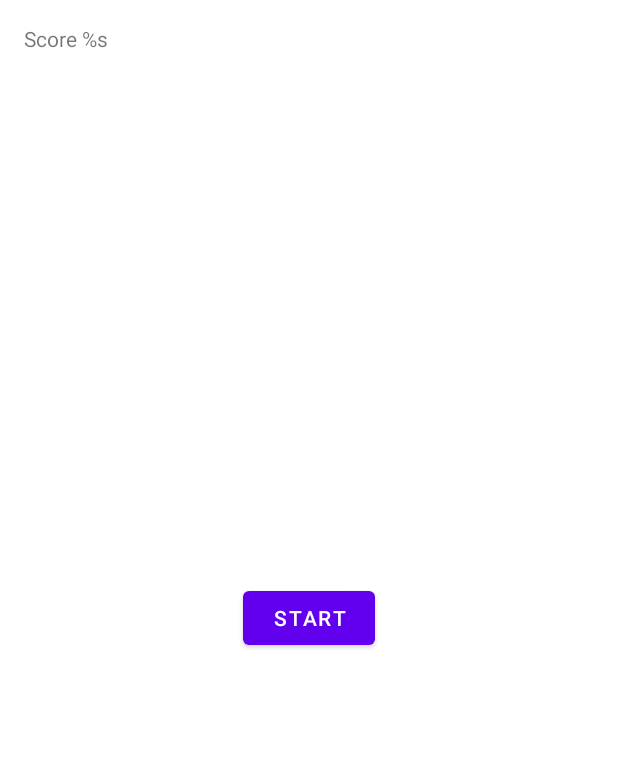
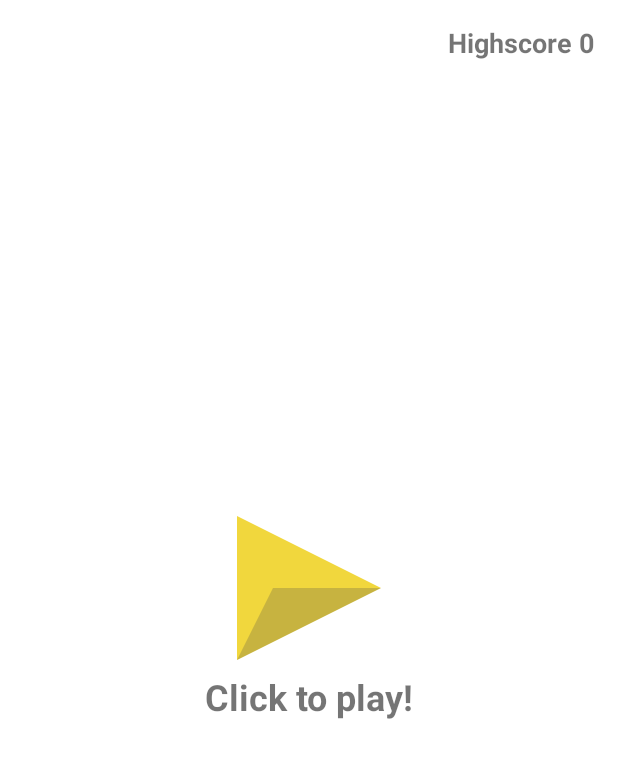
Before and after one commit to renanboni/BabbelAssingment, an Android app: the screen it shows after launch (MainActivity), on a phone screen of 412 x 824 dp. Shown: the top 758 px of the screen. Run offline under Robolectric (Android 15) with nearby library versions, the phone set to English and light mode, and no system bars; our stand-ins replace Dagger/Hilt's generated code, RxJava.

Commit message:
Added new images to improve user experience, scheduler to execute use cases on different threads

```diff
--- /dev/null
+++ b/app/src/main/java/com/example/babbelassignment/core/DefaultSchedulerProvider.kt
@@ -0,0 +1,16 @@
+package com.example.babbelassignment.core
+
+import com.example.babbelassignment.domain.SchedulerProvider
+import io.reactivex.Scheduler
+import io.reactivex.android.schedulers.AndroidSchedulers
+import io.reactivex.schedulers.Schedulers
+import javax.inject.Inject
+
+class DefaultSchedulerProvider @Inject constructor() : SchedulerProvider {
+    override val mainThread: Scheduler
+        get() = AndroidSchedulers.mainThread()
+    override val io: Scheduler
+        get() = Schedulers.io()
+    override val newThread: Scheduler
+        get() = Schedulers.newThread()
+}
--- /dev/null
+++ b/app/src/main/java/com/example/babbelassignment/core/base/BaseViewModel.kt
@@ -0,0 +1,22 @@
+package com.example.babbelassignment.core.base
+
+import androidx.lifecycle.LiveData
+import androidx.lifecycle.MutableLiveData
+import androidx.lifecycle.ViewModel
+import io.reactivex.disposables.CompositeDisposable
+
+open class BaseViewModel : ViewModel() {
+
+    protected val disposable = CompositeDisposable()
+
+    protected val loadingState = MutableLiveData<Boolean>()
+    val loadingViewState: LiveData<Boolean> = loadingState
+
+    protected val errorState = MutableLiveData<Unit>()
+    val errorViewState: LiveData<Unit> = errorState
+
+    override fun onCleared() {
+        super.onCleared()
+        disposable.clear()
+    }
+}
--- a/app/src/main/java/com/example/babbelassignment/domain/usecases/GetWords.kt
+++ b/app/src/main/java/com/example/babbelassignment/domain/usecases/GetWords.kt
@@ -1,14 +1,17 @@
 package com.example.babbelassignment.domain.usecases
 
+import com.example.babbelassignment.domain.SchedulerProvider
 import com.example.babbelassignment.domain.entity.Word
 import com.example.babbelassignment.domain.repository.WordsRepository
 import io.reactivex.Observable
 import javax.inject.Inject
 
 class GetWords @Inject constructor(
-    private val wordsRepository: WordsRepository
+    private val wordsRepository: WordsRepository,
+    private val scheduler: SchedulerProvider
 ) {
     operator fun invoke(): Observable<List<Word>> {
         return wordsRepository.getWords()
+            .subscribeOn(scheduler.io)
     }
 }
--- a/app/src/main/java/com/example/babbelassignment/domain/usecases/SaveHighScore.kt
+++ b/app/src/main/java/com/example/babbelassignment/domain/usecases/SaveHighScore.kt
@@ -7,6 +7,10 @@ class SaveHighScore @Inject constructor(
     private val repository: ScoreRepository
 ) {
     operator fun invoke(score: Int) {
-        repository.setHighScore(score)
+        val currentHighScore = repository.getHighScore()
+
+        if (score > currentHighScore) {
+            repository.setHighScore(score)
+        }
     }
 }
--- a/app/src/main/java/com/example/babbelassignment/features/game/GameFragment.kt
+++ b/app/src/main/java/com/example/babbelassignment/features/game/GameFragment.kt
@@ -1,17 +1,22 @@
 package com.example.babbelassignment.features.game
 
 import android.animation.ObjectAnimator
+import android.app.AlertDialog
 import android.os.Bundle
 import android.view.LayoutInflater
 import android.view.View
 import android.view.ViewGroup
+import android.widget.Toast
 import androidx.core.animation.addListener
 import androidx.fragment.app.viewModels
 import androidx.lifecycle.Observer
 import androidx.lifecycle.ViewModelProvider
 import com.example.babbelassignment.R
+import com.example.babbelassignment.core.ext.gone
 import com.example.babbelassignment.core.ext.setVisibility
+import com.example.babbelassignment.core.ext.show
 import com.example.babbelassignment.domain.entity.Word
+import com.google.android.material.dialog.MaterialAlertDialogBuilder
 import dagger.android.support.DaggerFragment
 import kotlinx.android.synthetic.main.fragment_game.*
 import javax.inject.Inject
@@ -24,6 +29,11 @@ class GameFragment : DaggerFragment() {
     private val viewModel by viewModels<GameViewModel> { viewModelFactory }
 
     private var objectAnimator: ObjectAnimator? = null
+
+    override fun onCreate(savedInstanceState: Bundle?) {
+        super.onCreate(savedInstanceState)
+        viewModel.getHighScore()
+    }
 
     override fun onCreateView(
         inflater: LayoutInflater,
@@ -40,12 +50,24 @@ class GameFragment : DaggerFragment() {
     override fun onViewCreated(view: View, savedInstanceState: Bundle?) {
         super.onViewCreated(view, savedInstanceState)
 
+        setupObservers()
+        setupViews()
+    }
+
+    private fun setupObservers() {
         viewModel.wordStateView.observe(viewLifecycleOwner, Observer { renderWord(it) })
         viewModel.scoreViewState.observe(viewLifecycleOwner, Observer { renderScore(it) })
         viewModel.loadingViewState.observe(viewLifecycleOwner, Observer { renderLoading(it) })
         viewModel.errorViewState.observe(viewLifecycleOwner, Observer { renderError() })
         viewModel.gameStateView.observe(viewLifecycleOwner, Observer { renderGameState(it) })
+        viewModel.highScoreViewState.observe(viewLifecycleOwner, Observer { renderHighScore(it) })
+    }
 
+    private fun renderHighScore(hs: String) {
+        highscore.text = getString(R.string.highscore, hs)
+    }
+
+    private fun setupViews() {
         start.setOnClickListener { viewModel.getWords() }
         correct.setOnClickListener { viewModel.onCorrectClicked() }
         wrong.setOnClickListener { viewModel.onWrongClicked() }
@@ -54,14 +76,32 @@ class GameFragment : DaggerFragment() {
     private fun renderGameState(gameState: GameViewModel.GameState) {
         when (gameState) {
             is GameViewModel.GameState.Started -> {
-                start.visibility = View.GONE
-                group.visibility = View.VISIBLE
+                start.gone()
+                clickToPlay.gone()
+                group.show()
+            }
+            is GameViewModel.GameState.GameOver -> {
+                group.gone()
+                start.show()
+                clickToPlay.show()
+                objectAnimator?.removeAllListeners()
+                displayGameOverDialog(gameState)
             }
         }
     }
 
+    private fun displayGameOverDialog(gameState: GameViewModel.GameState.GameOver) {
+        MaterialAlertDialogBuilder(requireContext(), R.style.AlertDialogTheme)
+            .setTitle(getString(R.string.congratulations))
+            .setMessage(getString(R.string.final_score, gameState.finalScore))
+            .setCancelable(false)
+            .setPositiveButton(getString(R.string.play_again)) { _, _ -> viewModel.restart() }
+            .setNegativeButton(getString(R.string.cancel)) { dialog, _ -> dialog.dismiss() }
+            .show()
+    }
+
     private fun renderError() {
-        // ERROR
+        Toast.makeText(requireContext(), getString(R.string.error_message), Toast.LENGTH_LONG).show()
     }
 
     private fun renderLoading(isLoading: Boolean) {
--- a/app/src/main/java/com/example/babbelassignment/features/game/GameViewModel.kt
+++ b/app/src/main/java/com/example/babbelassignment/features/game/GameViewModel.kt
@@ -3,20 +3,22 @@ package com.example.babbelassignment.features.game
 import androidx.lifecycle.LiveData
 import androidx.lifecycle.MutableLiveData
 import androidx.lifecycle.ViewModel
+import com.example.babbelassignment.core.base.BaseViewModel
 import com.example.babbelassignment.domain.WordManager
 import com.example.babbelassignment.domain.entity.Word
+import com.example.babbelassignment.domain.usecases.GetHighScore
 import com.example.babbelassignment.domain.usecases.GetWords
 import com.example.babbelassignment.domain.usecases.SaveHighScore
+import io.reactivex.android.schedulers.AndroidSchedulers
 import io.reactivex.disposables.CompositeDisposable
 import javax.inject.Inject
 
 class GameViewModel @Inject constructor(
     private val getWordsUseCase: GetWords,
     private val wordManager: WordManager,
-    private val saveHighScore: SaveHighScore
-) : ViewModel() {
-
-    private val disposable = CompositeDisposable()
+    private val saveHighScore: SaveHighScore,
+    private val getHighScoreUseCase: GetHighScore
+) : BaseViewModel() {
 
     private var currentScore = 0
 
@@ -26,11 +28,8 @@ class GameViewModel @Inject constructor(
     private val scoreState = MutableLiveData<String>()
     val scoreViewState: LiveData<String> = scoreState
 
-    private val loadingState = MutableLiveData<Boolean>()
-    val loadingViewState: LiveData<Boolean> = loadingState
-
-    private val errorState = MutableLiveData<Unit>()
-    val errorViewState: LiveData<Unit> = errorState
+    private val highScoreState = MutableLiveData<String>()
+    val highScoreViewState: LiveData<String> = highScoreState
 
     private val gameState = MutableLiveData<GameState>()
     val gameStateView: LiveData<GameState> = gameState
@@ -38,18 +37,33 @@ class GameViewModel @Inject constructor(
     private fun getNextWord() {
         if (wordManager.hasNext()) {
             wordState.value = wordManager.nextWord()
+            saveHighScore(currentScore)
         } else {
+            gameState.value = GameState.GameOver(currentScore.toString())
             saveHighScore(currentScore)
-            gameState.value = GameState.GameOver
+            currentScore = 0
+            wordManager.reset()
+            disposable.clear()
         }
+    }
+
+    fun restart() {
+        getHighScore()
+        getWords()
+    }
+
+    fun getHighScore() {
+        highScoreState.value = getHighScoreUseCase().toString()
     }
 
     fun getWords() {
         disposable.add(getWordsUseCase()
+            .observeOn(AndroidSchedulers.mainThread())
             .doOnSubscribe { loadingState.value = true }
             .doOnComplete { loadingState.value = false }
-            .subscribe ({
+            .subscribe({
                 wordManager.words = it.toMutableList()
+                scoreState.value = currentScore.toString()
                 gameState.value = GameState.Started
                 getNextWord()
             }, {
@@ -60,9 +74,9 @@ class GameViewModel @Inject constructor(
 
     fun onCorrectClicked() {
         if (wordManager.isCorrectWord()) {
-            currentScore += 10
+            incrementScore()
         } else {
-            currentScore -= 10
+            decrementScore()
         }
 
         publishScore()
@@ -70,16 +84,16 @@ class GameViewModel @Inject constructor(
 
     fun onWrongClicked() {
         if (!wordManager.isCorrectWord()) {
-            currentScore += 10
+            incrementScore()
         } else {
-            currentScore -= 10
+            decrementScore()
         }
 
         publishScore()
     }
 
     fun onNoAnswer() {
-        currentScore -= 10
+        decrementScore()
         publishScore()
     }
 
@@ -88,8 +102,22 @@ class GameViewModel @Inject constructor(
         getNextWord()
     }
 
+    private fun incrementScore() {
+        currentScore += SCORE_VALUE
+    }
+
+    private fun decrementScore() {
+        if (currentScore > 0) {
+            currentScore -= SCORE_VALUE
+        }
+    }
+
+    companion object {
+        private const val SCORE_VALUE = 10
+    }
+
     sealed class GameState {
-        object Started: GameState()
-        object GameOver: GameState()
+        object Started : GameState()
+        data class GameOver(val finalScore: String) : GameState()
     }
 }
--- /dev/null
+++ b/app/src/main/res/drawable/ic_correct.xml
@@ -0,0 +1,5 @@
+<vector android:height="64dp" android:tint="#58B646"
+    android:viewportHeight="24.0" android:viewportWidth="24.0"
+    android:width="64dp" xmlns:android="http://schemas.android.com/apk/res/android">
+    <path android:fillColor="#FF000000" android:pathData="M12,2C6.48,2 2,6.48 2,12s4.48,10 10,10 10,-4.48 10,-10S17.52,2 12,2zM10,17l-5,-5 1.41,-1.41L10,14.17l7.59,-7.59L19,8l-9,9z"/>
+</vector>
--- /dev/null
+++ b/app/src/main/res/drawable/ic_play.xml
@@ -0,0 +1,14 @@
+<vector xmlns:android="http://schemas.android.com/apk/res/android"
+    android:width="96dp"
+    android:height="96dp"
+    android:viewportWidth="96"
+    android:viewportHeight="96">
+  <path
+      android:pathData="M0,96l0,-96l96,48z"
+      android:fillColor="#F1D73D"/>
+  <path
+      android:pathData="M96,48l-72,0L0,96L96,48z"
+      android:strokeAlpha="0.2"
+      android:fillColor="#21264C"
+      android:fillAlpha="0.2"/>
+</vector>
--- /dev/null
+++ b/app/src/main/res/drawable/ic_wrong.xml
@@ -0,0 +1,5 @@
+<vector android:height="64dp" android:tint="#BA2619"
+    android:viewportHeight="24.0" android:viewportWidth="24.0"
+    android:width="64dp" xmlns:android="http://schemas.android.com/apk/res/android">
+    <path android:fillColor="#FF000000" android:pathData="M12,2C6.47,2 2,6.47 2,12s4.47,10 10,10 10,-4.47 10,-10S17.53,2 12,2zM17,15.59L15.59,17 12,13.41 8.41,17 7,15.59 10.59,12 7,8.41 8.41,7 12,10.59 15.59,7 17,8.41 13.41,12 17,15.59z"/>
+</vector>
--- a/app/src/main/res/layout/fragment_game.xml
+++ b/app/src/main/res/layout/fragment_game.xml
@@ -12,59 +12,88 @@
         android:layout_width="wrap_content"
         android:layout_height="wrap_content"
         android:text="@string/score"
+        android:textSize="18sp"
+        android:textStyle="bold"
         app:layout_constraintStart_toStartOf="parent"
         app:layout_constraintTop_toTopOf="parent" />
+
+    <TextView
+        android:id="@+id/highscore"
+        android:layout_width="wrap_content"
+        android:layout_height="wrap_content"
+        android:textSize="18sp"
+        android:textStyle="bold"
+        app:layout_constraintEnd_toEndOf="parent"
+        app:layout_constraintTop_toTopOf="parent"
+        tools:text="High Score: 100" />
 
     <TextView
         android:id="@+id/english"
         android:layout_width="wrap_content"
         android:layout_height="wrap_content"
-        android:layout_marginTop="16dp"
-        android:text="House"
+        android:layout_marginTop="24dp"
         android:textSize="24sp"
         android:textStyle="bold"
         app:layout_constraintEnd_toEndOf="parent"
         app:layout_constraintStart_toStartOf="parent"
-        app:layout_constraintTop_toTopOf="parent" />
+        app:layout_constraintTop_toTopOf="parent"
+        tools:text="House" />
 
     <TextView
         android:id="@+id/spanish"
         android:layout_width="wrap_content"
         android:layout_height="wrap_content"
-        android:text="Casa"
         android:textSize="20sp"
-        app:layout_constraintEnd_toEndOf="@+id/english"
-        app:layout_constraintStart_toStartOf="@+id/english"
-        app:layout_constraintTop_toBottomOf="@+id/english" />
+        app:layout_constraintEnd_toEndOf="@id/english"
+        app:layout_constraintStart_toStartOf="@id/english"
+        app:layout_constraintTop_toBottomOf="@id/english"
+        tools:text="Casa" />
 
-    <com.google.android.material.button.MaterialButton
+    <ImageView
         android:id="@+id/start"
         android:layout_width="wrap_content"
         android:layout_height="wrap_content"
-        android:text="Start"
-        app:layout_constraintBottom_toBottomOf="parent"
+        android:contentDescription="@string/start_playing"
+        android:src="@drawable/ic_play"
+        app:layout_constraintBottom_toTopOf="@id/clickToPlay"
         app:layout_constraintEnd_toEndOf="parent"
         app:layout_constraintStart_toStartOf="parent"
-        app:layout_constraintTop_toTopOf="parent" />
+        app:layout_constraintTop_toTopOf="parent"
+        app:layout_constraintVertical_chainStyle="packed" />
 
-    <com.google.android.material.button.MaterialButton
+    <ImageView
         android:id="@+id/correct"
         android:layout_width="0dp"
         android:layout_height="wrap_content"
-        android:text="@string/correct"
+        android:contentDescription="@string/right_word"
+        android:src="@drawable/ic_correct"
         app:layout_constraintBottom_toBottomOf="parent"
         app:layout_constraintEnd_toStartOf="@id/wrong"
         app:layout_constraintStart_toStartOf="parent" />
 
-    <com.google.android.material.button.MaterialButton
+    <ImageView
         android:id="@+id/wrong"
         android:layout_width="0dp"
         android:layout_height="wrap_content"
         android:layout_marginStart="8dp"
-        android:text="@string/wrong"
+        android:contentDescription="@string/wrong_word"
+        android:src="@drawable/ic_wrong"
         app:layout_constraintBottom_toBottomOf="parent"
         app:layout_constraintEnd_toEndOf="parent"
         app:layout_constraintStart_toEndOf="@id/correct" />
+
+    <TextView
+        android:id="@+id/clickToPlay"
+        android:layout_width="wrap_content"
+        android:layout_height="wrap_content"
+        android:layout_marginTop="8dp"
+        android:text="@string/click_to_play"
+        android:textSize="24sp"
+        android:textStyle="bold"
+        app:layout_constraintBottom_toBottomOf="parent"
+        app:layout_constraintEnd_toEndOf="@id/start"
+        app:layout_constraintStart_toStartOf="@id/start"
+        app:layout_constraintTop_toBottomOf="@id/start" />
 
     <ProgressBar
         android:id="@+id/loading"
@@ -81,5 +110,5 @@
         android:layout_width="wrap_content"
         android:layout_height="wrap_content"
         android:visibility="gone"
-        app:constraint_referenced_ids="correct, wrong, english, spanish" />
+        app:constraint_referenced_ids="correct, wrong, english, spanish, score" />
 </androidx.constraintlayout.widget.ConstraintLayout>
--- a/app/src/main/res/values/colors.xml
+++ b/app/src/main/res/values/colors.xml
@@ -3,4 +3,7 @@
     <color name="colorPrimary">#6200EE</color>
     <color name="colorPrimaryDark">#3700B3</color>
     <color name="colorAccent">#03DAC5</color>
+    <color name="white">#FFFFFF</color>
+    <color name="gray">#CECECE</color>
+    <color name="black">#000000</color>
 </resources>
--- a/app/src/main/res/values/strings.xml
+++ b/app/src/main/res/values/strings.xml
@@ -5,4 +5,13 @@
     <string name="correct">Correct</string>
     <string name="wrong">Wrong</string>
     <string name="score">Score %s</string>
+    <string name="wrong_word">Wrong Word</string>
+    <string name="right_word">Right Word</string>
+    <string name="start_playing">Start playing</string>
+    <string name="play_again">Play again!</string>
+    <string name="cancel">Cancel</string>
+    <string name="congratulations">Congratulations!</string>
+    <string name="final_score">Your final score is %s</string>
+    <string name="click_to_play">Click to play!</string>
+    <string name="error_message">Ops, something unexpected just happened. Ours developers will fix that asap!</string>
 </resources>
--- a/app/src/main/res/values/styles.xml
+++ b/app/src/main/res/values/styles.xml
@@ -1,7 +1,20 @@
 <resources>
     <style name="AppTheme" parent="Theme.MaterialComponents.Light.NoActionBar">
-        <item name="colorPrimary">@color/colorPrimary</item>
-        <item name="colorPrimaryDark">@color/colorPrimaryDark</item>
-        <item name="colorAccent">@color/colorAccent</item>
+        <item name="colorPrimary">@color/white</item>
+        <item name="colorPrimaryDark">@color/gray</item>
+        <item name="colorAccent">@color/gray</item>
+    </style>
+
+    <style name="AlertDialogTheme" parent="ThemeOverlay.MaterialComponents.Dialog.Alert">
+        <item name="buttonBarPositiveButtonStyle">@style/PositiveButtonStyle</item>
+        <item name="buttonBarNegativeButtonStyle">@style/NegativeButtonStyle</item>
+    </style>
+
+    <style name="PositiveButtonStyle" parent="Widget.MaterialComponents.Button.TextButton.Dialog">
+        <item name="android:textColor">@color/black</item>
+    </style>
+
+    <style name="NegativeButtonStyle" parent="Widget.MaterialComponents.Button.TextButton.Dialog">
+        <item name="android:textColor">@color/gray</item>
     </style>
 </resources>
```
Also changed, not shown: app/src/main/java/com/example/babbelassignment/core/ext/ViewExtensions.kt (+12 -0 lines), app/src/main/java/com/example/babbelassignment/di/modules/AppModule.kt (+7 -1 lines), app/src/main/java/com/example/babbelassignment/domain/WordManager.kt (+12 -2 lines).
